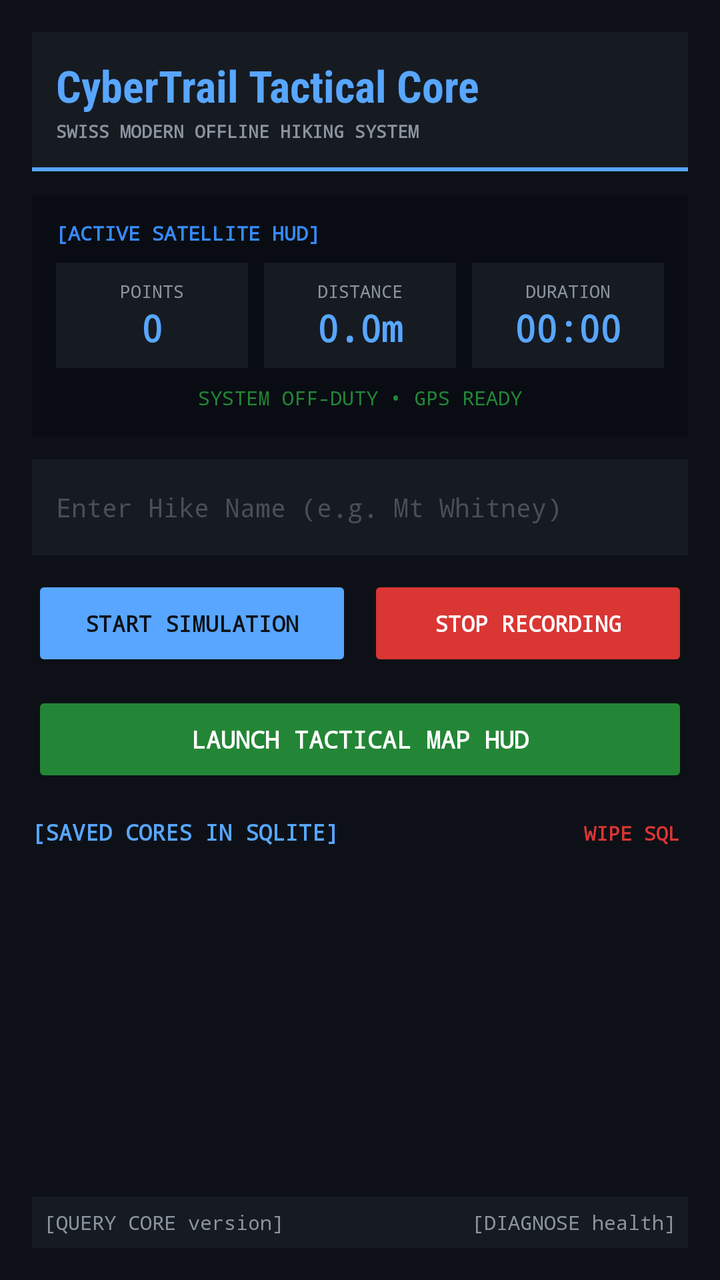
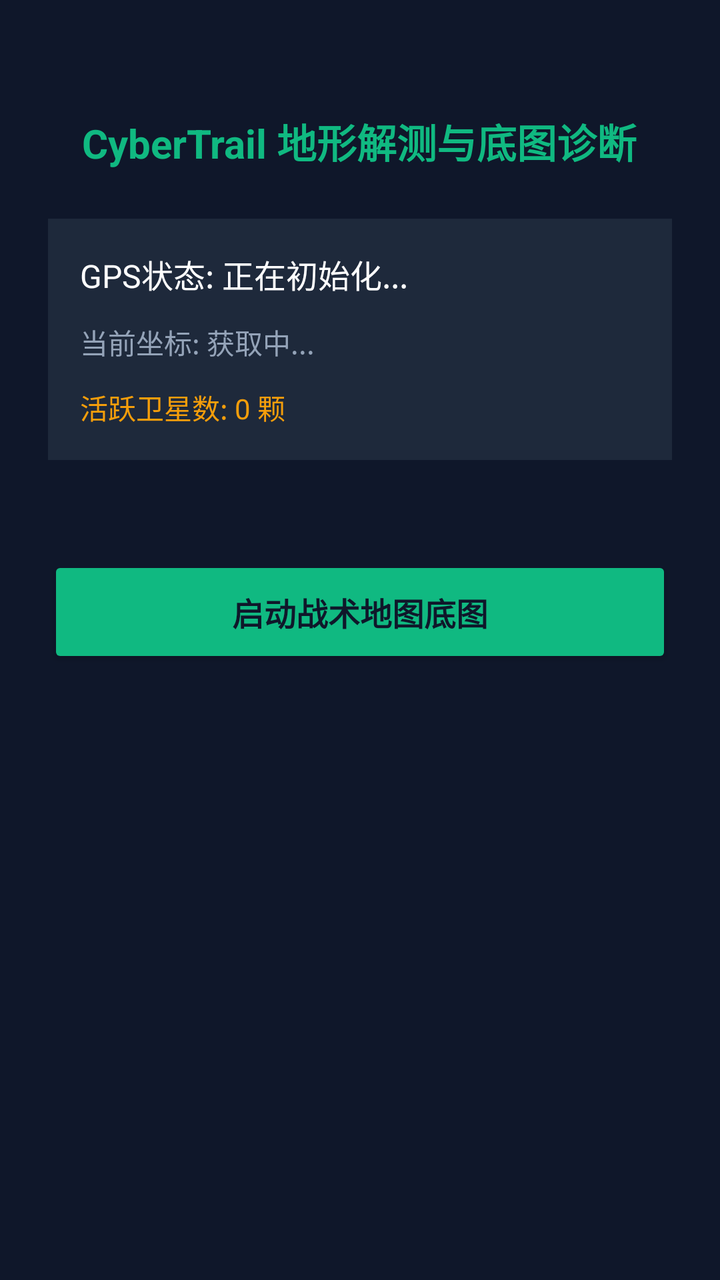

Compare the two renders of this Android layout. The source of the first and the diff that turns it into the second are given below.
<!-- AndroidManifest.xml: application theme Theme.CyberTrail -->
<!-- res/layout/activity_main.xml -->
<?xml version="1.0" encoding="utf-8"?>
<androidx.constraintlayout.widget.ConstraintLayout xmlns:android="http://schemas.android.com/apk/res/android"
    xmlns:app="http://schemas.android.com/apk/res-auto"
    android:layout_width="match_parent"
    android:layout_height="match_parent"
    android:background="#0D1117"
    android:padding="16dp">

    
    <LinearLayout
        android:id="@+id/brandFrame"
        android:layout_width="match_parent"
        android:layout_height="wrap_content"
        android:orientation="vertical"
        android:background="#161B22"
        android:padding="12dp"
        app:layout_constraintTop_toTopOf="parent"
        app:layout_constraintStart_toStartOf="parent"
        app:layout_constraintEnd_toEndOf="parent">

        <TextView
            android:id="@+id/titleView"
            android:layout_width="wrap_content"
            android:layout_height="wrap_content"
            android:text="CyberTrail Tactical Core"
            android:textColor="#58A6FF"
            android:textSize="22sp"
            android:textStyle="bold"
            android:fontFamily="sans-serif-condensed" />

        <TextView
            android:id="@+id/subtitleView"
            android:layout_width="wrap_content"
            android:layout_height="wrap_content"
            android:text="SWISS MODERN OFFLINE HIKING SYSTEM"
            android:textColor="#8B949E"
            android:textSize="9sp"
            android:textStyle="bold"
            android:layout_marginTop="2dp"
            android:fontFamily="monospace" />
    </LinearLayout>

    <View
        android:id="@+id/dividerPrimary"
        android:layout_width="match_parent"
        android:layout_height="2dp"
        android:background="#58A6FF"
        app:layout_constraintTop_toBottomOf="@id/brandFrame"
        app:layout_constraintStart_toStartOf="parent"
        app:layout_constraintEnd_toEndOf="parent" />

    
    <LinearLayout
        android:id="@+id/hudPanel"
        android:layout_width="match_parent"
        android:layout_height="wrap_content"
        android:orientation="vertical"
        android:background="#090D13"
        android:padding="12dp"
        android:layout_marginTop="12dp"
        app:layout_constraintTop_toBottomOf="@id/dividerPrimary"
        app:layout_constraintStart_toStartOf="parent"
        app:layout_constraintEnd_toEndOf="parent">

        <TextView
            android:layout_width="wrap_content"
            android:layout_height="wrap_content"
            android:text="[ACTIVE SATELLITE HUD]"
            android:textColor="#388BFD"
            android:textSize="10sp"
            android:textStyle="bold"
            android:fontFamily="monospace"
            android:layout_marginBottom="8dp" />

        
        <LinearLayout
            android:layout_width="match_parent"
            android:layout_height="wrap_content"
            android:orientation="horizontal"
            android:weightSum="3">

            <LinearLayout
                android:layout_width="0dp"
                android:layout_height="wrap_content"
                android:layout_weight="1"
                android:orientation="vertical"
                android:gravity="center"
                android:background="#161B22"
                android:padding="8dp"
                android:layout_marginEnd="4dp">

                <TextView
                    android:layout_width="wrap_content"
                    android:layout_height="wrap_content"
                    android:text="POINTS"
                    android:textColor="#8B949E"
                    android:textSize="9sp"
                    android:fontFamily="monospace" />

                <TextView
                    android:id="@+id/tvPoints"
                    android:layout_width="wrap_content"
                    android:layout_height="wrap_content"
                    android:text="0"
                    android:textColor="#58A6FF"
                    android:textSize="18sp"
                    android:textStyle="bold"
                    android:fontFamily="monospace" />
            </LinearLayout>

            <LinearLayout
                android:layout_width="0dp"
                android:layout_height="wrap_content"
                android:layout_weight="1"
                android:orientation="vertical"
                android:gravity="center"
                android:background="#161B22"
                android:padding="8dp"
                android:layout_marginEnd="4dp"
                android:layout_marginStart="4dp">

                <TextView
                    android:layout_width="wrap_content"
                    android:layout_height="wrap_content"
                    android:text="DISTANCE"
                    android:textColor="#8B949E"
                    android:textSize="9sp"
                    android:fontFamily="monospace" />

                <TextView
                    android:id="@+id/tvDistance"
                    android:layout_width="wrap_content"
                    android:layout_height="wrap_content"
                    android:text="0.0m"
                    android:textColor="#58A6FF"
                    android:textSize="18sp"
                    android:textStyle="bold"
                    android:fontFamily="monospace" />
            </LinearLayout>

            <LinearLayout
                android:layout_width="0dp"
                android:layout_height="wrap_content"
                android:layout_weight="1"
                android:orientation="vertical"
                android:gravity="center"
                android:background="#161B22"
                android:padding="8dp"
                android:layout_marginStart="4dp">

                <TextView
                    android:layout_width="wrap_content"
                    android:layout_height="wrap_content"
                    android:text="DURATION"
                    android:textColor="#8B949E"
                    android:textSize="9sp"
                    android:fontFamily="monospace" />

                <TextView
                    android:id="@+id/tvDuration"
                    android:layout_width="wrap_content"
                    android:layout_height="wrap_content"
                    android:text="00:00"
                    android:textColor="#58A6FF"
                    android:textSize="18sp"
                    android:textStyle="bold"
                    android:fontFamily="monospace" />
            </LinearLayout>
        </LinearLayout>

        <TextView
            android:id="@+id/tvTelemetryStatus"
            android:layout_width="wrap_content"
            android:layout_height="wrap_content"
            android:text="SYSTEM OFF-DUTY • GPS READY"
            android:textColor="#238636"
            android:textSize="10sp"
            android:layout_marginTop="8dp"
            android:layout_gravity="center"
            android:fontFamily="monospace" />
    </LinearLayout>

    <EditText
        android:id="@+id/etTrackName"
        android:layout_width="match_parent"
        android:layout_height="48dp"
        android:hint="Enter Hike Name (e.g. Mt Whitney)"
        android:textColorHint="#484F58"
        android:textColor="#FFFFFF"
        android:background="#161B22"
        android:padding="12dp"
        android:textSize="13sp"
        android:layout_marginTop="12dp"
        android:fontFamily="monospace"
        app:layout_constraintTop_toBottomOf="@id/hudPanel"
        app:layout_constraintStart_toStartOf="parent"
        app:layout_constraintEnd_toEndOf="parent" />

    
    <LinearLayout
        android:id="@+id/actionsPanel"
        android:layout_width="match_parent"
        android:layout_height="wrap_content"
        android:orientation="horizontal"
        weightSum="2"
        android:layout_marginTop="10dp"
        app:layout_constraintTop_toBottomOf="@id/etTrackName"
        app:layout_constraintStart_toStartOf="parent"
        app:layout_constraintEnd_toEndOf="parent">

        <Button
            android:id="@+id/btnStartWalk"
            android:layout_width="0dp"
            android:layout_height="48dp"
            android:layout_weight="1"
            android:text="Start Simulation"
            android:textColor="#0D1117"
            android:backgroundTint="#58A6FF"
            android:textSize="11sp"
            android:fontFamily="monospace"
            android:textStyle="bold"
            android:layout_marginEnd="4dp" />

        <Button
            android:id="@+id/btnStopWalk"
            android:layout_width="0dp"
            android:layout_height="48dp"
            android:layout_weight="1"
            android:text="Stop Recording"
            android:textColor="#FFFFFF"
            android:backgroundTint="#DA3633"
            android:textSize="11sp"
            android:fontFamily="monospace"
            android:textStyle="bold"
            android:enabled="false"
            android:layout_marginStart="4dp" />
    </LinearLayout>

    <Button
        android:id="@+id/btnLaunchMap"
        android:layout_width="match_parent"
        android:layout_height="48dp"
        android:layout_marginTop="10dp"
        android:text="Launch Tactical Map HUD"
        android:textColor="#FFFFFF"
        android:backgroundTint="#238636"
        android:textSize="12sp"
        android:fontFamily="monospace"
        android:textStyle="bold"
        app:layout_constraintTop_toBottomOf="@id/actionsPanel"
        app:layout_constraintStart_toStartOf="parent"
        app:layout_constraintEnd_toEndOf="parent" />

    
    <LinearLayout
        android:id="@+id/recordsHeader"
        android:layout_width="match_parent"
        android:layout_height="wrap_content"
        android:orientation="horizontal"
        android:layout_marginTop="12dp"
        app:layout_constraintTop_toBottomOf="@id/btnLaunchMap"
        app:layout_constraintStart_toStartOf="parent"
        app:layout_constraintEnd_toEndOf="parent">

        <TextView
            android:layout_width="0dp"
            android:layout_weight="1"
            android:layout_height="wrap_content"
            android:text="[SAVED CORES IN SQLITE]"
            android:textColor="#58A6FF"
            android:textSize="11sp"
            android:textStyle="bold"
            android:fontFamily="monospace" />

        <TextView
            android:id="@+id/btnWipeLocal"
            android:layout_width="wrap_content"
            android:layout_height="wrap_content"
            android:text="WIPE SQL"
            android:textColor="#DA3633"
            android:textSize="10sp"
            android:textStyle="bold"
            android:fontFamily="monospace"
            android:padding="4dp"
            android:clickable="true"
            android:focusable="true"/>
    </LinearLayout>

    <ScrollView
        android:id="@+id/historicalScrollView"
        android:layout_width="match_parent"
        android:layout_height="0dp"
        android:layout_marginTop="6dp"
        app:layout_constraintTop_toBottomOf="@id/recordsHeader"
        app:layout_constraintBottom_toTopOf="@id/bottomDiagnosticBar"
        app:layout_constraintStart_toStartOf="parent"
        app:layout_constraintEnd_toEndOf="parent">

        <LinearLayout
            android:id="@+id/tracksListContainer"
            android:layout_width="match_parent"
            android:layout_height="wrap_content"
            android:orientation="vertical" />
    </ScrollView>

    
    <LinearLayout
        android:id="@+id/bottomDiagnosticBar"
        android:layout_width="match_parent"
        android:layout_height="wrap_content"
        android:orientation="horizontal"
        android:padding="6dp"
        android:background="#161B22"
        app:layout_constraintBottom_toBottomOf="parent"
        app:layout_constraintStart_toStartOf="parent"
        app:layout_constraintEnd_toEndOf="parent">

        <TextView
            android:id="@+id/btnDiagnoseVersion"
            android:layout_width="0dp"
            android:layout_weight="1"
            android:layout_height="wrap_content"
            android:text="[QUERY CORE version]"
            android:textColor="#8B949E"
            android:textSize="10sp"
            android:fontFamily="monospace"
            android:gravity="start"
            android:clickable="true"
            android:focusable="true"/>

        <TextView
            android:id="@+id/btnDiagnoseHealth"
            android:layout_width="0dp"
            android:layout_weight="1"
            android:layout_height="wrap_content"
            android:text="[DIAGNOSE health]"
            android:textColor="#8B949E"
            android:textSize="10sp"
            android:fontFamily="monospace"
            android:gravity="end"
            android:clickable="true"
            android:focusable="true" />
    </LinearLayout>

</androidx.constraintlayout.widget.ConstraintLayout>
<!-- resources referenced by this layout -->
<resources>
  <style name="Theme.CyberTrail" parent="Theme.MaterialComponents.DayNight.NoActionBar">
          <item name="colorPrimary">#0D1117</item>
          <item name="colorPrimaryVariant">#161B22</item>
          <item name="colorOnPrimary">#58A6FF</item>
          <item name="colorSecondary">#58A6FF</item>
          <item name="colorOnSecondary">#0D1117</item>
          <item name="android:statusBarColor">#0D1117</item>
      </style>
</resources>

<!-- the commit's change to res/layout/activity_main.xml (unified diff, before → after) -->
@@ -1,345 +1,68 @@
 <?xml version="1.0" encoding="utf-8"?>
-<androidx.constraintlayout.widget.ConstraintLayout xmlns:android="http://schemas.android.com/apk/res/android"
-    xmlns:app="http://schemas.android.com/apk/res-auto"
+<LinearLayout xmlns:android="http://schemas.android.com/apk/res/android"
     android:layout_width="match_parent"
     android:layout_height="match_parent"
-    android:background="#0D1117"
-    android:padding="16dp">
+    android:orientation="vertical"
+    android:background="@color/cyber_slate"
+    android:padding="24dp"
+    android:gravity="center_horizontal">
 
-    
+    <TextView
+        android:id="@+id/tv_title"
+        android:layout_width="wrap_content"
+        android:layout_height="wrap_content"
+        android:text="@string/title_diagnostic"
+        android:textColor="@color/cyber_green"
+        android:textSize="20sp"
+        android:textStyle="bold"
+        android:layout_marginTop="32dp"
+        android:layout_marginBottom="24dp"
+        android:gravity="center" />
+
     <LinearLayout
-        android:id="@+id/brandFrame"
         android:layout_width="match_parent"
         android:layout_height="wrap_content"
         android:orientation="vertical"
-        android:background="#161B22"
-        android:padding="12dp"
-        app:layout_constraintTop_toTopOf="parent"
-        app:layout_constraintStart_toStartOf="parent"
-        app:layout_constraintEnd_toEndOf="parent">
+        android:background="@color/cyber_dark_gray"
+        android:padding="16dp"
+        android:layout_marginBottom="24dp">
 
         <TextView
-            android:id="@+id/titleView"
+            android:id="@+id/tv_gps_status"
             android:layout_width="wrap_content"
             android:layout_height="wrap_content"
-            android:text="CyberTrail Tactical Core"
-            android:textColor="#58A6FF"
-            android:textSize="22sp"
-            android:textStyle="bold"
-            android:fontFamily="sans-serif-condensed" />
+            android:text="GPS状态: 正在初始化..."
+            android:textColor="@color/white"
+            android:textSize="16sp"
+            android:layout_marginBottom="12dp" />
 
         <TextView
-            android:id="@+id/subtitleView"
+            android:id="@+id/tv_coordinates"
             android:layout_width="wrap_content"
             android:layout_height="wrap_content"
-            android:text="SWISS MODERN OFFLINE HIKING SYSTEM"
-            android:textColor="#8B949E"
-            android:textSize="9sp"
-            android:textStyle="bold"
-            android:layout_marginTop="2dp"
-            android:fontFamily="monospace" />
-    </LinearLayout>
-
-    <View
-        android:id="@+id/dividerPrimary"
-        android:layout_width="match_parent"
-        android:layout_height="2dp"
-        android:background="#58A6FF"
-        app:layout_constraintTop_toBottomOf="@id/brandFrame"
-        app:layout_constraintStart_toStartOf="parent"
-        app:layout_constraintEnd_toEndOf="parent" />
-
-    
-    <LinearLayout
-        android:id="@+id/hudPanel"
-        android:layout_width="match_parent"
-        android:layout_height="wrap_content"
-        android:orientation="vertical"
-        android:background="#090D13"
-        android:padding="12dp"
-        android:layout_marginTop="12dp"
-        app:layout_constraintTop_toBottomOf="@id/dividerPrimary"
-        app:layout_constraintStart_toStartOf="parent"
-        app:layout_constraintEnd_toEndOf="parent">
+            android:text="当前坐标: 获取中..."
+            android:textColor="@color/cyber_light_gray"
+            android:textSize="14sp"
+            android:layout_marginBottom="12dp" />
 
         <TextView
+            android:id="@+id/tv_satellites"
             android:layout_width="wrap_content"
             android:layout_height="wrap_content"
-            android:text="[ACTIVE SATELLITE HUD]"
-            android:textColor="#388BFD"
-            android:textSize="10sp"
-            android:textStyle="bold"
-            android:fontFamily="monospace"
-            android:layout_marginBottom="8dp" />
-
-        
-        <LinearLayout
-            android:layout_width="match_parent"
-            android:layout_height="wrap_content"
-            android:orientation="horizontal"
-            android:weightSum="3">
-
-            <LinearLayout
-                android:layout_width="0dp"
-                android:layout_height="wrap_content"
-                android:layout_weight="1"
-                android:orientation="vertical"
-                android:gravity="center"
-                android:background="#161B22"
-                android:padding="8dp"
-                android:layout_marginEnd="4dp">
-
-                <TextView
-                    android:layout_width="wrap_content"
-                    android:layout_height="wrap_content"
-                    android:text="POINTS"
-                    android:textColor="#8B949E"
-                    android:textSize="9sp"
-                    android:fontFamily="monospace" />
-
-                <TextView
-                    android:id="@+id/tvPoints"
-                    android:layout_width="wrap_content"
-                    android:layout_height="wrap_content"
-                    android:text="0"
-                    android:textColor="#58A6FF"
-                    android:textSize="18sp"
-                    android:textStyle="bold"
-                    android:fontFamily="monospace" />
-            </LinearLayout>
-
-            <LinearLayout
-                android:layout_width="0dp"
-                android:layout_height="wrap_content"
-                android:layout_weight="1"
-                android:orientation="vertical"
-                android:gravity="center"
-                android:background="#161B22"
-                android:padding="8dp"
-                android:layout_marginEnd="4dp"
-                android:layout_marginStart="4dp">
-
-                <TextView
-                    android:layout_width="wrap_content"
-                    android:layout_height="wrap_content"
-                    android:text="DISTANCE"
-                    android:textColor="#8B949E"
-                    android:textSize="9sp"
-                    android:fontFamily="monospace" />
-
-                <TextView
-                    android:id="@+id/tvDistance"
-                    android:layout_width="wrap_content"
-                    android:layout_height="wrap_content"
-                    android:text="0.0m"
-                    android:textColor="#58A6FF"
-                    android:textSize="18sp"
-                    android:textStyle="bold"
-                    android:fontFamily="monospace" />
-            </LinearLayout>
-
-            <LinearLayout
-                android:layout_width="0dp"
-                android:layout_height="wrap_content"
-                android:layout_weight="1"
-                android:orientation="vertical"
-                android:gravity="center"
-                android:background="#161B22"
-                android:padding="8dp"
-                android:layout_marginStart="4dp">
-
-                <TextView
-                    android:layout_width="wrap_content"
-                    android:layout_height="wrap_content"
-                    android:text="DURATION"
-                    android:textColor="#8B949E"
-                    android:textSize="9sp"
-                    android:fontFamily="monospace" />
-
-                <TextView
-                    android:id="@+id/tvDuration"
-                    android:layout_width="wrap_content"
-                    android:layout_height="wrap_content"
-                    android:text="00:00"
-                    android:textColor="#58A6FF"
-                    android:textSize="18sp"
-                    android:textStyle="bold"
-                    android:fontFamily="monospace" />
-            </LinearLayout>
-        </LinearLayout>
-
-        <TextView
-            android:id="@+id/tvTelemetryStatus"
-            android:layout_width="wrap_content"
-            android:layout_height="wrap_content"
-            android:text="SYSTEM OFF-DUTY • GPS READY"
-            android:textColor="#238636"
-            android:textSize="10sp"
-            android:layout_marginTop="8dp"
-            android:layout_gravity="center"
-            android:fontFamily="monospace" />
-    </LinearLayout>
-
-    <EditText
-        android:id="@+id/etTrackName"
-        android:layout_width="match_parent"
-        android:layout_height="48dp"
-        android:hint="Enter Hike Name (e.g. Mt Whitney)"
-        android:textColorHint="#484F58"
-        android:textColor="#FFFFFF"
-        android:background="#161B22"
-        android:padding="12dp"
-        android:textSize="13sp"
-        android:layout_marginTop="12dp"
-        android:fontFamily="monospace"
-        app:layout_constraintTop_toBottomOf="@id/hudPanel"
-        app:layout_constraintStart_toStartOf="parent"
-        app:layout_constraintEnd_toEndOf="parent" />
-
-    
-    <LinearLayout
-        android:id="@+id/actionsPanel"
-        android:layout_width="match_parent"
-        android:layout_height="wrap_content"
-        android:orientation="horizontal"
-        weightSum="2"
-        android:layout_marginTop="10dp"
-        app:layout_constraintTop_toBottomOf="@id/etTrackName"
-        app:layout_constraintStart_toStartOf="parent"
-        app:layout_constraintEnd_toEndOf="parent">
-
-        <Button
-            android:id="@+id/btnStartWalk"
-            android:layout_width="0dp"
-            android:layout_height="48dp"
-            android:layout_weight="1"
-            android:text="Start Simulation"
-            android:textColor="#0D1117"
-            android:backgroundTint="#58A6FF"
-            android:textSize="11sp"
-            android:fontFamily="monospace"
-            android:textStyle="bold"
-            android:layout_marginEnd="4dp" />
-
-        <Button
-            android:id="@+id/btnStopWalk"
-            android:layout_width="0dp"
-            android:layout_height="48dp"
-            android:layout_weight="1"
-            android:text="Stop Recording"
-            android:textColor="#FFFFFF"
-            android:backgroundTint="#DA3633"
-            android:textSize="11sp"
-            android:fontFamily="monospace"
-            android:textStyle="bold"
-            android:enabled="false"
-            android:layout_marginStart="4dp" />
+            android:text="活跃卫星数: 0 颗"
+            android:textColor="@color/cyber_amber"
+            android:textSize="14sp" />
     </LinearLayout>
 
     <Button
-        android:id="@+id/btnLaunchMap"
+        android:id="@+id/btn_launch_map"
         android:layout_width="match_parent"
-        android:layout_height="48dp"
-        android:layout_marginTop="10dp"
-        android:text="Launch Tactical Map HUD"
-        android:textColor="#FFFFFF"
-        android:backgroundTint="#238636"
-        android:textSize="12sp"
-        android:fontFamily="monospace"
+        android:layout_height="56dp"
+        android:text="@string/btn_start_map"
+        android:backgroundTint="@color/cyber_green"
+        android:textColor="@color/cyber_slate"
         android:textStyle="bold"
-        app:layout_constraintTop_toBottomOf="@id/actionsPanel"
-        app:layout_constraintStart_toStartOf="parent"
-        app:layout_constraintEnd_toEndOf="parent" />
+        android:textSize="16sp"
+        android:layout_marginTop="24dp" />
 
-    
-    <LinearLayout
-        android:id="@+id/recordsHeader"
-        android:layout_width="match_parent"
-        android:layout_height="wrap_content"
-        android:orientation="horizontal"
-        android:layout_marginTop="12dp"
-        app:layout_constraintTop_toBottomOf="@id/btnLaunchMap"
-        app:layout_constraintStart_toStartOf="parent"
-        app:layout_constraintEnd_toEndOf="parent">
-
-        <TextView
-            android:layout_width="0dp"
-            android:layout_weight="1"
-            android:layout_height="wrap_content"
-            android:text="[SAVED CORES IN SQLITE]"
-            android:textColor="#58A6FF"
-            android:textSize="11sp"
-            android:textStyle="bold"
-            android:fontFamily="monospace" />
-
-        <TextView
-            android:id="@+id/btnWipeLocal"
-            android:layout_width="wrap_content"
-            android:layout_height="wrap_content"
-            android:text="WIPE SQL"
-            android:textColor="#DA3633"
-            android:textSize="10sp"
-            android:textStyle="bold"
-            android:fontFamily="monospace"
-            android:padding="4dp"
-            android:clickable="true"
-            android:focusable="true"/>
-    </LinearLayout>
-
-    <ScrollView
-        android:id="@+id/historicalScrollView"
-        android:layout_width="match_parent"
-        android:layout_height="0dp"
-        android:layout_marginTop="6dp"
-        app:layout_constraintTop_toBottomOf="@id/recordsHeader"
-        app:layout_constraintBottom_toTopOf="@id/bottomDiagnosticBar"
-        app:layout_constraintStart_toStartOf="parent"
-        app:layout_constraintEnd_toEndOf="parent">
-
-        <LinearLayout
-            android:id="@+id/tracksListContainer"
-            android:layout_width="match_parent"
-            android:layout_height="wrap_content"
-            android:orientation="vertical" />
-    </ScrollView>
-
-    
-    <LinearLayout
-        android:id="@+id/bottomDiagnosticBar"
-        android:layout_width="match_parent"
-        android:layout_height="wrap_content"
-        android:orientation="horizontal"
-        android:padding="6dp"
-        android:background="#161B22"
-        app:layout_constraintBottom_toBottomOf="parent"
-        app:layout_constraintStart_toStartOf="parent"
-        app:layout_constraintEnd_toEndOf="parent">
-
-        <TextView
-            android:id="@+id/btnDiagnoseVersion"
-            android:layout_width="0dp"
-            android:layout_weight="1"
-            android:layout_height="wrap_content"
-            android:text="[QUERY CORE version]"
-            android:textColor="#8B949E"
-            android:textSize="10sp"
-            android:fontFamily="monospace"
-            android:gravity="start"
-            android:clickable="true"
-            android:focusable="true"/>
-
-        <TextView
-            android:id="@+id/btnDiagnoseHealth"
-            android:layout_width="0dp"
-            android:layout_weight="1"
-            android:layout_height="wrap_content"
-            android:text="[DIAGNOSE health]"
-            android:textColor="#8B949E"
-            android:textSize="10sp"
-            android:fontFamily="monospace"
-            android:gravity="end"
-            android:clickable="true"
-            android:focusable="true" />
-    </LinearLayout>
-
-</androidx.constraintlayout.widget.ConstraintLayout>
+</LinearLayout>
<!-- resource entries referenced after the edit -->
@@ -1,12 +1,20 @@
 <!-- resources referenced by this layout -->
 <resources>
+  <color name="cyber_amber">#FFF59E0B</color>
+  <color name="cyber_dark_gray">#FF1E293B</color>
+  <color name="cyber_green">#FF10B981</color>
+  <color name="cyber_light_gray">#FF94A3B8</color>
+  <color name="cyber_slate">#FF0F172A</color>
+  <color name="white">#FFFFFFFF</color>
+  <string name="btn_start_map">启动战术地图底图</string>
+  <string name="title_diagnostic">CyberTrail 地形解测与底图诊断</string>
   <style name="Theme.CyberTrail" parent="Theme.MaterialComponents.DayNight.NoActionBar">
-          <item name="colorPrimary">#0D1117</item>
-          <item name="colorPrimaryVariant">#161B22</item>
-          <item name="colorOnPrimary">#58A6FF</item>
-          <item name="colorSecondary">#58A6FF</item>
-          <item name="colorOnSecondary">#0D1117</item>
-          <item name="android:statusBarColor">#0D1117</item>
+          
+          <item name="colorPrimary">@color/cyber_green</item>
+          <item name="colorPrimaryVariant">@color/cyber_slate</item>
+          <item name="colorOnPrimary">@color/white</item>
+          
+          <item name="android:statusBarColor">@color/cyber_slate</item>
       </style>
 </resources>
 
